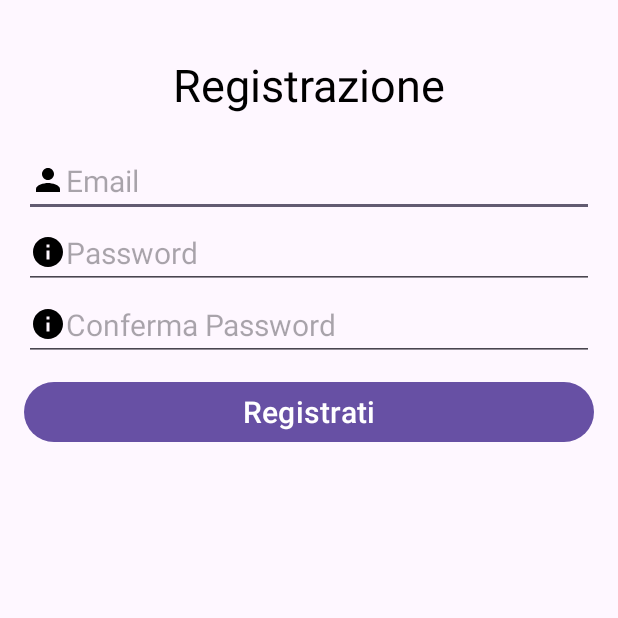
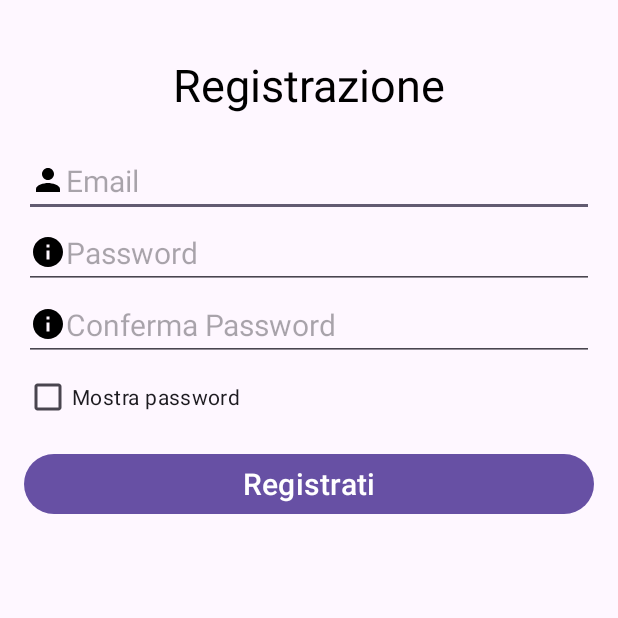
Before and after one commit to Fabio0189/HotelHub, an Android app: the activity_registrazione screen opened directly, with no data from a screen before it, on a phone screen of 412 x 824 dp, the top half of it. Run offline under Robolectric (Android 15) with nearby library versions, the phone set to English and light mode, and no system bars.

Commit message:
activity registrazione 2

```diff
--- a/app/src/main/res/layout/activity_registrazione.xml
+++ b/app/src/main/res/layout/activity_registrazione.xml
@@ -45,6 +45,13 @@
         android:textSize="20dp"
         />
 
+    <!-- CheckBox per mostrare la password -->
+    <CheckBox
+        android:id="@+id/cbShowPassword"
+        android:layout_width="wrap_content"
+        android:layout_height="wrap_content"
+        android:text="Mostra password" />
+
     <Button
         android:id="@+id/btnRegister"
         android:layout_marginTop="10dp"
@@ -52,7 +59,6 @@
         android:layout_height="wrap_content"
         android:text="Registrati"
         android:textSize="20dp"
-
         />
 
 </LinearLayout>
```
Also changed, not shown: app/src/main/java/com/esrcitazione/hotelhub/activity_registrazione.kt (+35 -4 lines).
